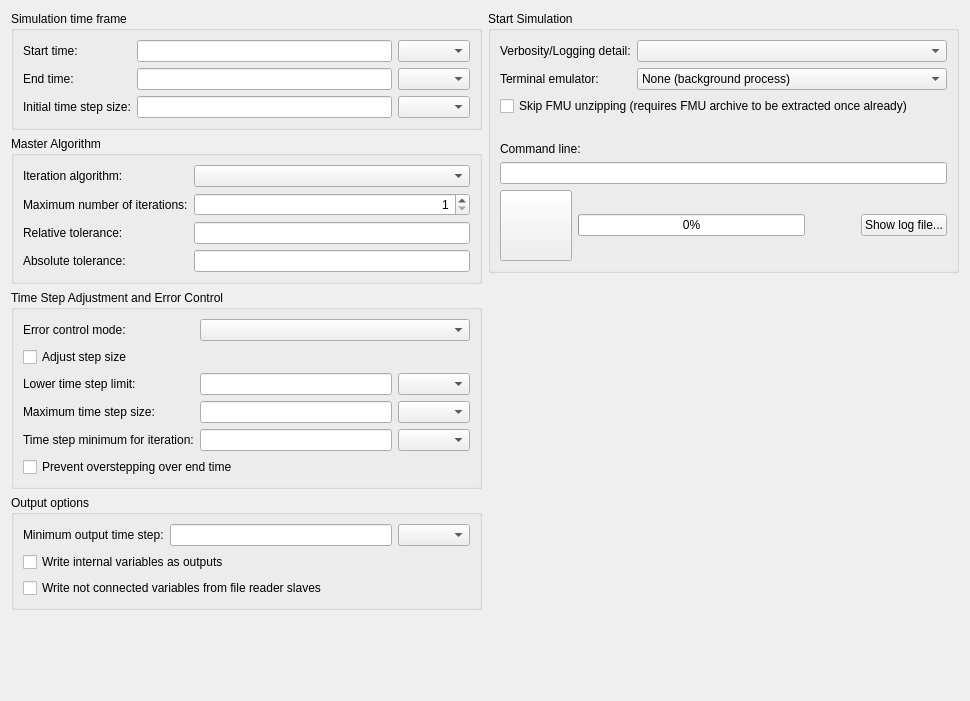
Above: MasterSimulatorUI/src/MSIMViewSimulation.ui from ghorwin/MasterSim before the change. Below: the same form after it.
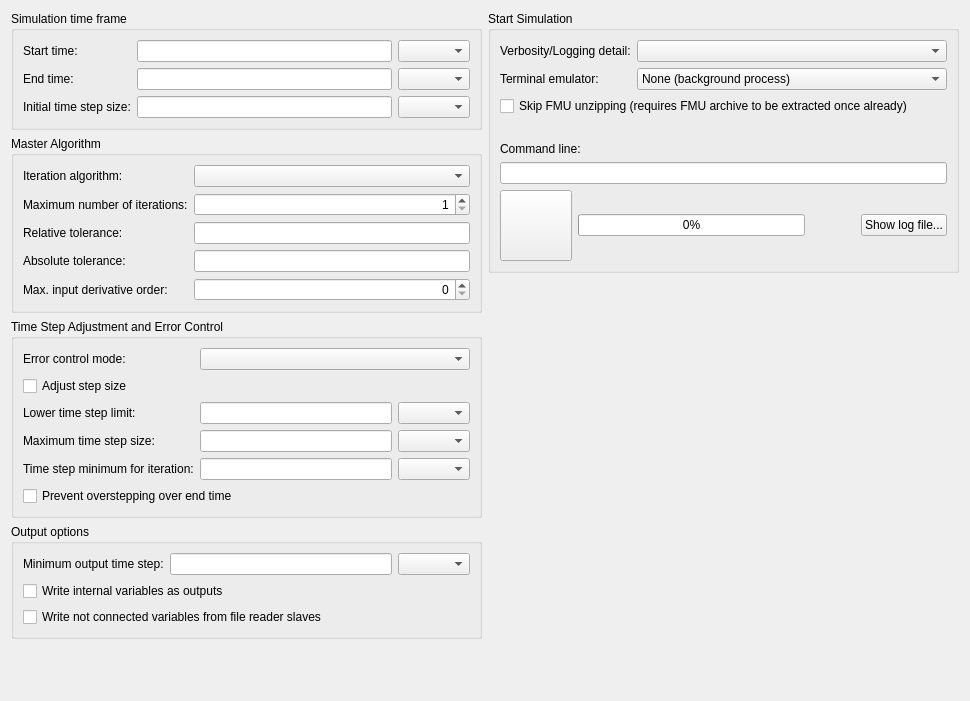
That is the form after the change. Icons and pictures are not drawn.

Commit message: Added support for output derivatives passed between between FMUs (fmi2Get/SetReal*Derivatives) and added test cases to check for correct handling. Also updated documentation.

What changed in the file:
```diff
--- a/MasterSimulatorUI/src/MSIMViewSimulation.ui
+++ b/MasterSimulatorUI/src/MSIMViewSimulation.ui
@@ -123,6 +123,29 @@
         <item row="3" column="1">
          <widget class="QLineEdit" name="lineEditAbsTol"/>
         </item>
+        <item row="4" column="0">
+         <widget class="QLabel" name="labelMaxInputDerivativeOrder">
+          <property name="toolTip">
+           <string>Maximum order of output derivatives passed to inputs of FMUs that can interpolate inputs. A value of 0 disables passing of derivatives.</string>
+          </property>
+          <property name="text">
+           <string>Max. input derivative order:</string>
+          </property>
+         </widget>
+        </item>
+        <item row="4" column="1">
+         <widget class="QSpinBox" name="spinBoxMaxInputDerivativeOrder">
+          <property name="alignment">
+           <set>Qt::AlignmentFlag::AlignRight|Qt::AlignmentFlag::AlignTrailing|Qt::AlignmentFlag::AlignVCenter</set>
+          </property>
+          <property name="minimum">
+           <number>0</number>
+          </property>
+          <property name="maximum">
+           <number>3</number>
+          </property>
+         </widget>
+        </item>
        </layout>
       </widget>
      </item>
```
Left out of the diff: 1 changed line with no effect on the pictures. The commit also changes 108 other files.
